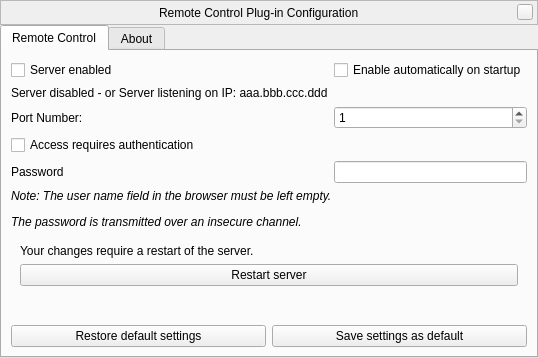
This is plugins/RemoteControl/src/gui/remoteControlDialog.ui in 519984307/stellarium_src as Qt 5 draws it before an edit. The edited form follows.
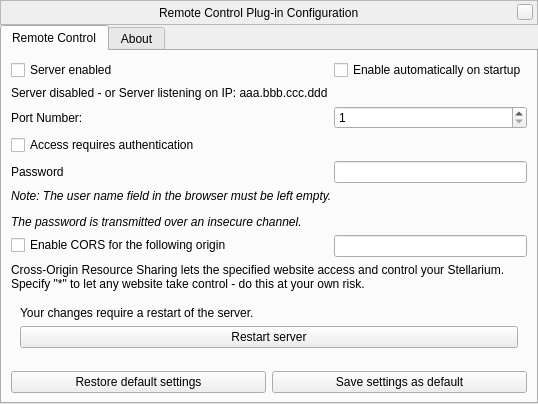
This is the edited form. Custom widgets are drawn as their Qt base class.

Commit message:
Add Cross-origin (CORS) support to Remote Control plugin (#942)
Add Cross-origin support to Remote Control plugin, so it can be called from web applications in browsers.

* Add CORS explanation to the Remote Control plugin documentation

Patch:
```diff
--- a/plugins/RemoteControl/src/gui/remoteControlDialog.ui
+++ b/plugins/RemoteControl/src/gui/remoteControlDialog.ui
@@ -155,7 +155,7 @@
          </property>
         </widget>
        </item>
-       <item row="14" column="0">
+       <item row="15" column="0">
         <spacer name="verticalSpacer_3">
          <property name="orientation">
           <enum>Qt::Vertical</enum>
@@ -168,7 +168,7 @@
          </property>
         </spacer>
        </item>
-       <item row="15" column="0" colspan="2">
+       <item row="16" column="0" colspan="2">
         <layout class="QHBoxLayout" name="horizontalLayout_7">
          <item>
           <widget class="QPushButton" name="restoreDefaultsButton">
@@ -240,7 +240,24 @@
          </property>
         </widget>
        </item>
+       <item row="11" column="0">
+        <widget class="QCheckBox" name="enableCorsCheckbox">
+         <property name="text">
+          <string>Enable CORS for the following origin</string>
+         </property>
+        </widget>
+       </item>
+       <item row="11" column="1">
+        <widget class="QLineEdit" name="corsOriginEdit"/>
+       </item>
        <item row="12" column="0" colspan="2">
+        <widget class="QLabel" name="label">
+         <property name="text">
+          <string>Cross-Origin Resource Sharing lets the specified website access and control your Stellarium.&lt;br/&gt;Specify "*" to let any website take control - do this at your own risk.</string>
+         </property>
+        </widget>
+       </item>
+       <item row="13" column="0" colspan="2">
         <widget class="QWidget" name="restartPanel" native="true">
          <layout class="QVBoxLayout" name="verticalLayout">
           <item>
```
The commit also changes 5 other files.
